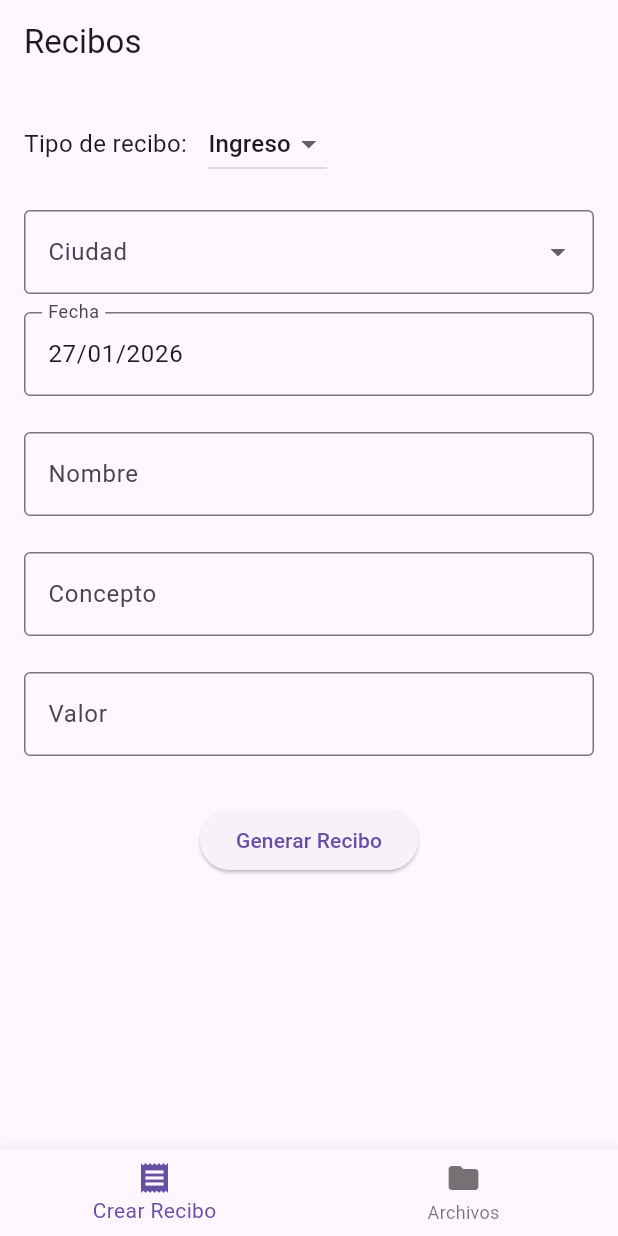
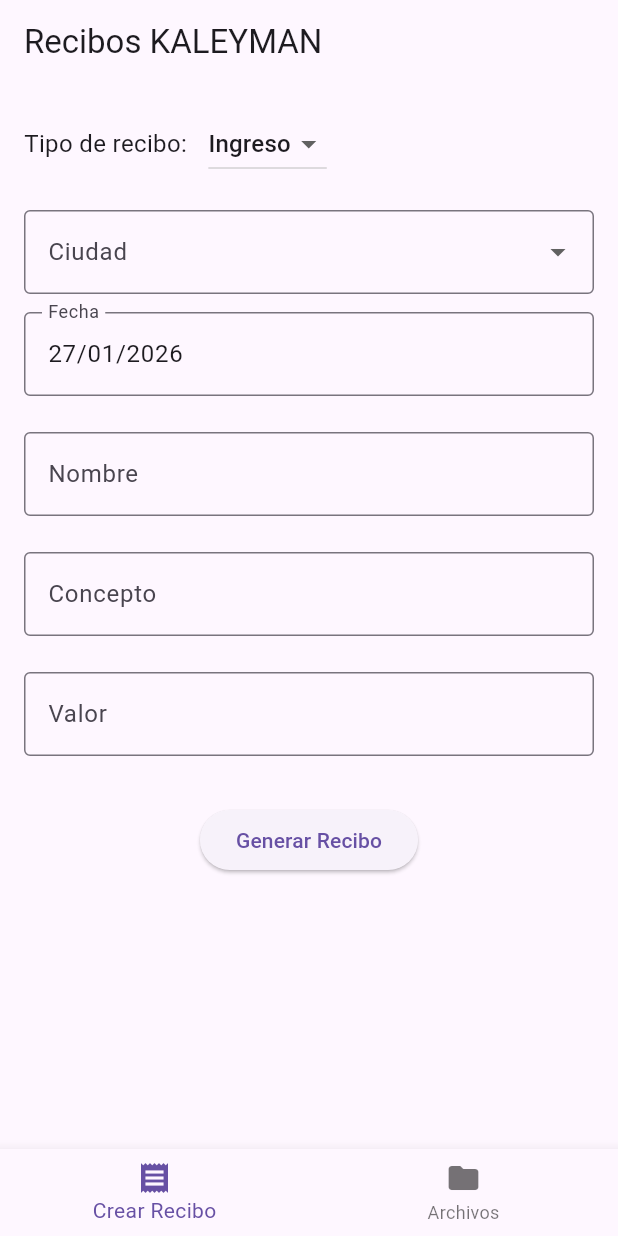
Before and after one commit to Mike19200/flutter_sistema_recibos_facturacion, a Flutter app: the screen it shows after launch, on a phone screen of 412 x 824 dp. Run offline on Flutter 3.47's test engine with Material 3 defaults, Android fonts, the phone set to English and light mode, and no system bars; our stand-ins replace flutter_slidable, go_router, pdf, printing, shared_preferences, signature.

```diff
--- a/lib/Screens/recibos_screen.dart
+++ b/lib/Screens/recibos_screen.dart
@@ -163,7 +163,7 @@
   Widget build(BuildContext context) {
     return Scaffold(
       appBar: AppBar(
-        title: const Text('Recibos'),
+        title: const Text('Recibos KALEYMAN'),
       ),
       body: SingleChildScrollView(
         padding: const EdgeInsets.all(16),
--- a/lib/main.dart
+++ b/lib/main.dart
@@ -11,7 +11,7 @@
   @override
   Widget build(BuildContext context) {
     return MaterialApp.router(
-      title: 'Facturación',
+      title: 'Recibos KALEYMAN',
       debugShowCheckedModeBanner: false,
       routerConfig: appRouter,
     );
--- a/pubspec.yaml
+++ b/pubspec.yaml
@@ -42,6 +42,7 @@
   flutter_slidable: ^4.0.3
   path_provider: ^2.1.5
   signature: ^6.3.0
+  flutter_launcher_icons: ^0.14.4
 
 dev_dependencies:
   flutter_test:
@@ -53,6 +54,11 @@
   # package. See that file for information about deactivating specific lint
   # rules and activating additional ones.
   flutter_lints: ^6.0.0
+
+flutter_launcher_icons:
+  android: true
+  ios: true
+  image_path: "lib/Assets/Img/AppIcon.png"
 
 # For information on the generic Dart part of this file, see the
 # following page: https://dart.dev/tools/pub/pubspec
```
Also changed, not shown: lib/Screens/archivos_screen.dart (+4 -4 lines), lib/Screens/recibos_preview.dart (+6 -6 lines), lib/Assets/Img/AppIcon.png (added), lib/Assets/Img/firma.png, pubspec.lock, 31 other files.
